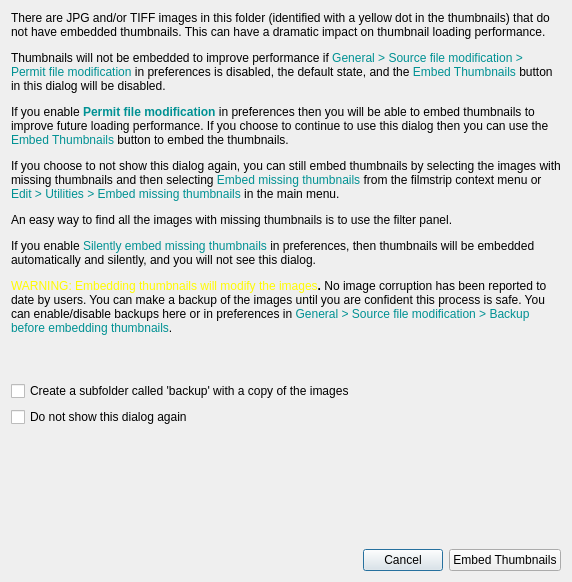
towhee/Winnow64, file Dialogs/addthumbnailsdlg.ui: the form before one commit.
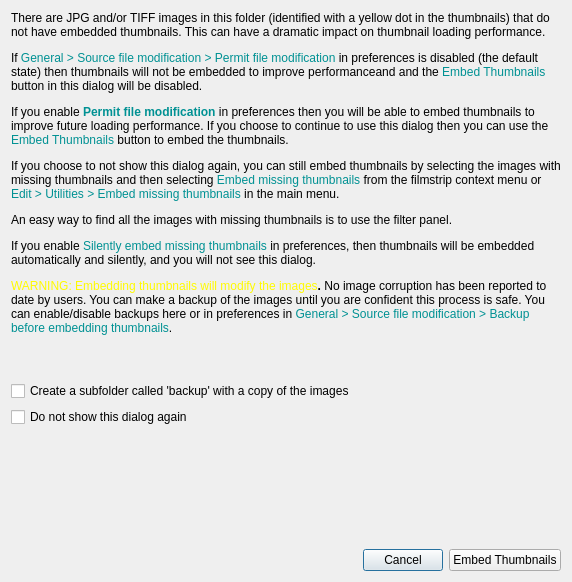
The form after the commit.

Commit message: Change pref from app, modify btn

```diff
--- a/Dialogs/addthumbnailsdlg.ui
+++ b/Dialogs/addthumbnailsdlg.ui
@@ -19,7 +19,7 @@
      <item>
       <widget class="QLabel" name="label">
        <property name="text">
-        <string>&lt;html&gt;&lt;head/&gt;&lt;body&gt;&lt;p&gt;There are JPG and/or TIFF images in this folder (identified with a yellow dot in the thumbnails) that do not have embedded thumbnails. This can have a dramatic impact on thumbnail loading performance. &lt;/p&gt;&lt;p&gt;Thumbnails will not be embedded to improve performance if &lt;span style=&quot; color:#009193;&quot;&gt;General &amp;gt; Source file modification &amp;gt; Permit file modification&lt;/span&gt; in preferences is disabled, the default state, and the &lt;span style=&quot; color:#009193;&quot;&gt;Embed Thumbnails&lt;/span&gt; button in this dialog will be disabled.&lt;/p&gt;&lt;p&gt;If you enable &lt;span style=&quot; font-weight:700; color:#009193;&quot;&gt;Permit file modification&lt;/span&gt; in preferences then you will be able to embed thumbnails to improve future loading performance. If you choose to continue to use this dialog then you can use the &lt;span style=&quot; color:#009193;&quot;&gt;Embed Thumbnails&lt;/span&gt; button to embed the thumbnails.&lt;/p&gt;&lt;p&gt;If you choose to not show this dialog again, you can still embed thumbnails by selecting the images with missing thumbnails and then selecting &lt;span style=&quot; color:#009193;&quot;&gt;Embed missing thumbnails&lt;/span&gt; from the filmstrip context menu or &lt;span style=&quot; color:#009193;&quot;&gt;Edit &amp;gt; Utilities &amp;gt; Embed missing thumbnails&lt;/span&gt; in the main menu. &lt;/p&gt;&lt;p&gt;An easy way to find all the images with missing thumbnails is to use the filter panel.&lt;/p&gt;&lt;p&gt;If you enable &lt;span style=&quot; color:#009193;&quot;&gt;Silently embed missing thumbnails&lt;/span&gt; in preferences, then thumbnails will be embedded automatically and silently, and you will not see this dialog.&lt;/p&gt;&lt;p&gt;&lt;span style=&quot; color:#fffb00;&quot;&gt;WARNING: Embedding thumbnails will modify the images&lt;/span&gt;&lt;span style=&quot; font-weight:700;&quot;&gt;. &lt;/span&gt;No image corruption has been reported to date by users. You can make a backup of the images until you are confident this process is safe. You can enable/disable backups here or in preferences in &lt;span style=&quot; color:#009193;&quot;&gt;General &amp;gt; Source file modification &amp;gt; Backup before embedding thumbnails&lt;/span&gt;.&lt;/p&gt;&lt;/body&gt;&lt;/html&gt;</string>
+        <string>&lt;html&gt;&lt;head/&gt;&lt;body&gt;&lt;p&gt;There are JPG and/or TIFF images in this folder (identified with a yellow dot in the thumbnails) that do not have embedded thumbnails. This can have a dramatic impact on thumbnail loading performance. &lt;/p&gt;&lt;p&gt;If &lt;span style=&quot; color:#009193;&quot;&gt;General &amp;gt; Source file modification &amp;gt; Permit file modification&lt;/span&gt; in preferences is disabled (the default state) then thumbnails will not be embedded to improve performanceand and the &lt;span style=&quot; color:#009193;&quot;&gt;Embed Thumbnails&lt;/span&gt; button in this dialog will be disabled.&lt;/p&gt;&lt;p&gt;If you enable &lt;span style=&quot; font-weight:700; color:#009193;&quot;&gt;Permit file modification&lt;/span&gt; in preferences then you will be able to embed thumbnails to improve future loading performance. If you choose to continue to use this dialog then you can use the &lt;span style=&quot; color:#009193;&quot;&gt;Embed Thumbnails&lt;/span&gt; button to embed the thumbnails.&lt;/p&gt;&lt;p&gt;If you choose to not show this dialog again, you can still embed thumbnails by selecting the images with missing thumbnails and then selecting &lt;span style=&quot; color:#009193;&quot;&gt;Embed missing thumbnails&lt;/span&gt; from the filmstrip context menu or &lt;span style=&quot; color:#009193;&quot;&gt;Edit &amp;gt; Utilities &amp;gt; Embed missing thumbnails&lt;/span&gt; in the main menu. &lt;/p&gt;&lt;p&gt;An easy way to find all the images with missing thumbnails is to use the filter panel.&lt;/p&gt;&lt;p&gt;If you enable &lt;span style=&quot; color:#009193;&quot;&gt;Silently embed missing thumbnails&lt;/span&gt; in preferences, then thumbnails will be embedded automatically and silently, and you will not see this dialog.&lt;/p&gt;&lt;p&gt;&lt;span style=&quot; color:#fffb00;&quot;&gt;WARNING: Embedding thumbnails will modify the images&lt;/span&gt;&lt;span style=&quot; font-weight:700;&quot;&gt;. &lt;/span&gt;No image corruption has been reported to date by users. You can make a backup of the images until you are confident this process is safe. You can enable/disable backups here or in preferences in &lt;span style=&quot; color:#009193;&quot;&gt;General &amp;gt; Source file modification &amp;gt; Backup before embedding thumbnails&lt;/span&gt;.&lt;/p&gt;&lt;/body&gt;&lt;/html&gt;</string>
        </property>
        <property name="alignment">
         <set>Qt::AlignLeading|Qt::AlignLeft|Qt::AlignTop</set>
```
The commit also changes 15 other files.
